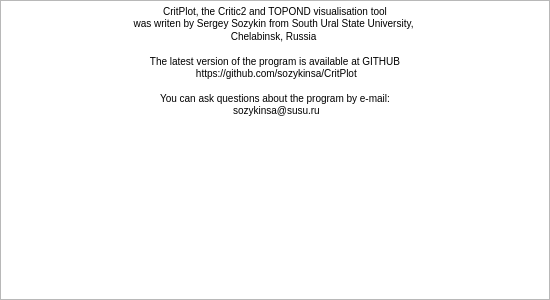
Old version of the form src/src_critplot/ui_critplot/about.ui in the repository sozykinsa/GUI4dft.
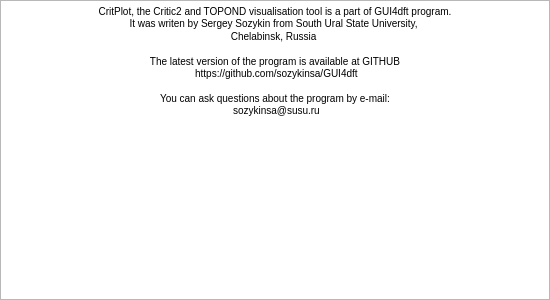
New version of the form.

Diff of the .ui file:
```diff
--- a/src/src_critplot/ui_critplot/about.ui
+++ b/src/src_critplot/ui_critplot/about.ui
@@ -36,13 +36,16 @@
    </property>
    <property name="html">
     <string>&lt;!DOCTYPE HTML PUBLIC &quot;-//W3C//DTD HTML 4.0//EN&quot; &quot;http://www.w3.org/TR/REC-html40/strict.dtd&quot;&gt;
-&lt;html&gt;&lt;head&gt;&lt;meta name=&quot;qrichtext&quot; content=&quot;1&quot; /&gt;&lt;style type=&quot;text/css&quot;&gt;
+&lt;html&gt;&lt;head&gt;&lt;meta name=&quot;qrichtext&quot; content=&quot;1&quot; /&gt;&lt;meta charset=&quot;utf-8&quot; /&gt;&lt;style type=&quot;text/css&quot;&gt;
 p, li { white-space: pre-wrap; }
-&lt;/style&gt;&lt;/head&gt;&lt;body style=&quot; font-family:'MS Shell Dlg 2'; font-size:7.8pt; font-weight:400; font-style:normal;&quot;&gt;
-&lt;p align=&quot;center&quot; style=&quot; margin-top:0px; margin-bottom:0px; margin-left:0px; margin-right:0px; -qt-block-indent:0; text-indent:0px;&quot;&gt;CritPlot, the Critic2 and TOPOND visualisation tool &lt;br /&gt;was writen by Sergey Sozykin from South Ural State University, &lt;/p&gt;
-&lt;p align=&quot;center&quot; style=&quot; margin-top:0px; margin-bottom:0px; margin-left:0px; margin-right:0px; -qt-block-indent:0; text-indent:0px;&quot;&gt;Chelabinsk, Russia &lt;/p&gt;
-&lt;p align=&quot;center&quot; style=&quot; margin-top:12px; margin-bottom:12px; margin-left:0px; margin-right:0px; -qt-block-indent:0; text-indent:0px;&quot;&gt;The latest version of the program is available at GITHUB&lt;br /&gt; https://github.com/sozykinsa/CritPlot&lt;/p&gt;
-&lt;p align=&quot;center&quot; style=&quot; margin-top:12px; margin-bottom:12px; margin-left:0px; margin-right:0px; -qt-block-indent:0; text-indent:0px;&quot;&gt;You can ask questions about the program by e-mail:&lt;br /&gt; sozykinsa@susu.ru&lt;/p&gt;&lt;/body&gt;&lt;/html&gt;</string>
+hr { height: 1px; border-width: 0; }
+li.unchecked::marker { content: &quot;\2610&quot;; }
+li.checked::marker { content: &quot;\2612&quot;; }
+&lt;/style&gt;&lt;/head&gt;&lt;body style=&quot; font-family:'Segoe UI'; font-size:9pt; font-weight:400; font-style:normal;&quot;&gt;
+&lt;p align=&quot;center&quot; style=&quot; margin-top:0px; margin-bottom:0px; margin-left:0px; margin-right:0px; -qt-block-indent:0; text-indent:0px;&quot;&gt;&lt;span style=&quot; font-family:'MS Shell Dlg 2'; font-size:7.8pt;&quot;&gt;CritPlot, the Critic2 and TOPOND visualisation tool is a part of GUI4dft program.&lt;br /&gt;It was writen by Sergey Sozykin from South Ural State University, &lt;/span&gt;&lt;/p&gt;
+&lt;p align=&quot;center&quot; style=&quot; margin-top:0px; margin-bottom:0px; margin-left:0px; margin-right:0px; -qt-block-indent:0; text-indent:0px;&quot;&gt;&lt;span style=&quot; font-family:'MS Shell Dlg 2'; font-size:7.8pt;&quot;&gt;Chelabinsk, Russia &lt;/span&gt;&lt;/p&gt;
+&lt;p align=&quot;center&quot; style=&quot; margin-top:12px; margin-bottom:12px; margin-left:0px; margin-right:0px; -qt-block-indent:0; text-indent:0px;&quot;&gt;&lt;span style=&quot; font-family:'MS Shell Dlg 2'; font-size:7.8pt;&quot;&gt;The latest version of the program is available at GITHUB&lt;br /&gt; https://github.com/sozykinsa/GUI4dft&lt;/span&gt;&lt;/p&gt;
+&lt;p align=&quot;center&quot; style=&quot; margin-top:12px; margin-bottom:12px; margin-left:0px; margin-right:0px; -qt-block-indent:0; text-indent:0px;&quot;&gt;&lt;span style=&quot; font-family:'MS Shell Dlg 2'; font-size:7.8pt;&quot;&gt;You can ask questions about the program by e-mail:&lt;br /&gt; sozykinsa@susu.ru&lt;/span&gt;&lt;/p&gt;&lt;/body&gt;&lt;/html&gt;</string>
    </property>
   </widget>
  </widget>
```
